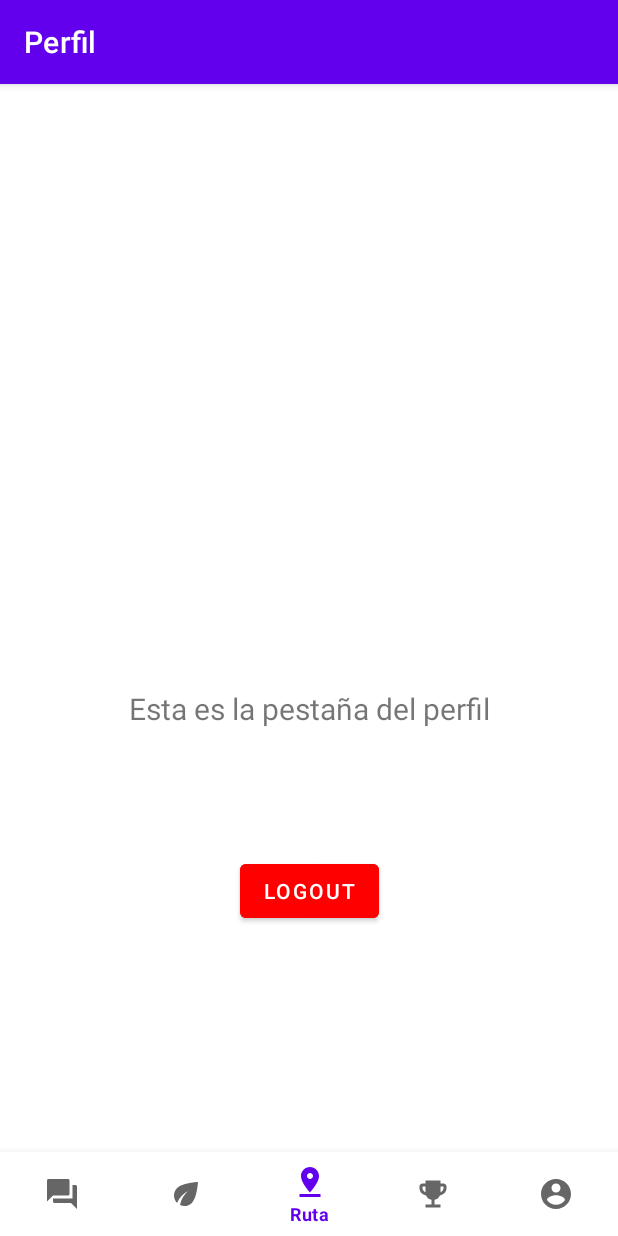
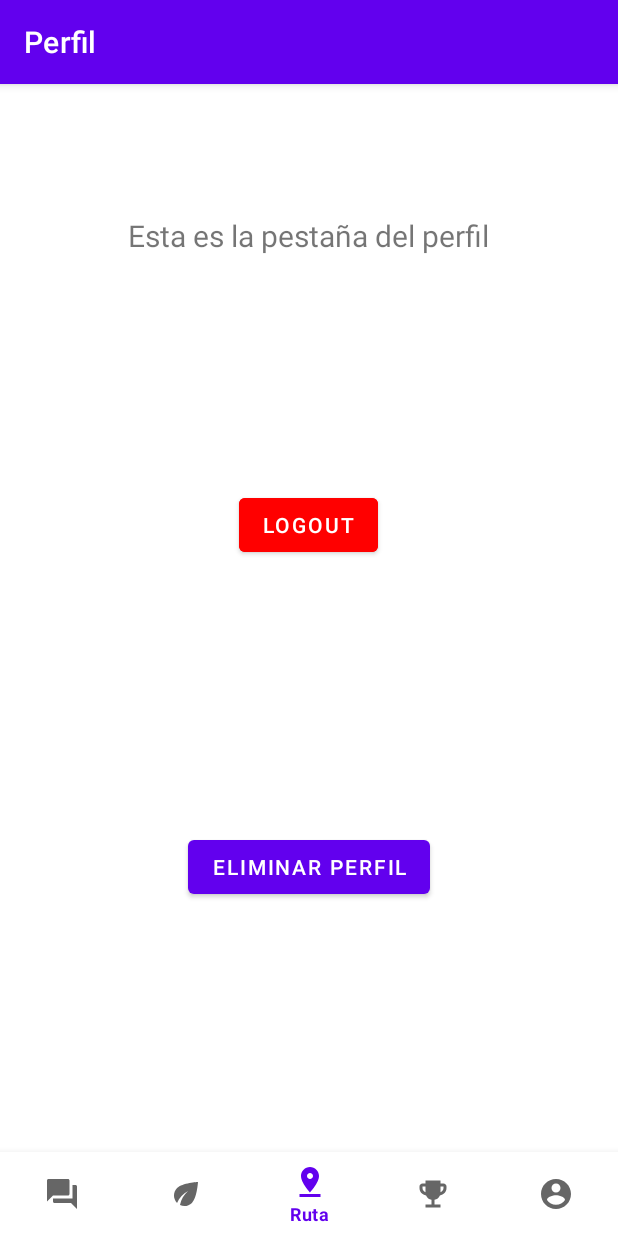
Before and after one commit to Ecommute/Ecommute, an Android app: the PerfilFragment screen opened through its navigation route, item 3 of the bottom bar chosen, on a phone screen of 412 x 824 dp. Run offline under Robolectric (Android 15) with nearby library versions, the phone set to English and light mode, and no system bars; our stand-ins replace navigation-ui.

Commit message:
Afegit botó eliminar

```diff
--- a/app/src/main/java/com/example/ecommute/LoginActivity.java
+++ b/app/src/main/java/com/example/ecommute/LoginActivity.java
@@ -37,16 +37,16 @@ public class LoginActivity extends AppCompatActivity {
 
     private void validate(){
         //Revisar si los elementos deberían estar en otro sitio
-        EditText editUsuario = binding.usuario;
+        /*EditText editUsuario = binding.usuario;
         EditText editPassword = binding.password;
         TextView aviso = binding.aviso;
 
-        if(editUsuario.getText().toString().equals("ecommute") && editPassword.getText().toString().equals("1234")) {
+        if(editUsuario.getText().toString().equals("ecommute") && editPassword.getText().toString().equals("1234")) {*/
             Intent intent = new Intent(LoginActivity.this, MainActivity.class);
             startActivity(intent);
-        }else{
+        /*}else{
             aviso.setText("Los datos de acceso son incorrectos");
-        }
+        }*/
     }
 
 }
--- a/app/src/main/java/com/example/ecommute/ui/perfil/PerfilFragment.java
+++ b/app/src/main/java/com/example/ecommute/ui/perfil/PerfilFragment.java
@@ -2,12 +2,10 @@ package com.example.ecommute.ui.perfil;
 
 import android.content.Intent;
 import android.os.Bundle;
-import android.util.Log;
 import android.view.LayoutInflater;
 import android.view.View;
 import android.view.ViewGroup;
 import android.widget.Button;
-import android.widget.EditText;
 import android.widget.TextView;
 
 import androidx.annotation.NonNull;
@@ -51,12 +49,21 @@ public class PerfilFragment extends Fragment {
             }
         });
 
+        Button eliminarb = binding.eliminar;
+
+        eliminarb.setOnClickListener(new View.OnClickListener() {
+            @Override
+            public void onClick(View view) {
+                logout();
+            }
+        });
+
         return root;
     }
 
     private void logout(){
-            Intent intent = new Intent(getActivity(), LoginActivity.class);
-            startActivity(intent);
+        Intent intent = new Intent(getActivity(), LoginActivity.class);
+        startActivity(intent);
     }
 
     @Override
--- a/app/src/main/res/layout/activity_main.xml
+++ b/app/src/main/res/layout/activity_main.xml
@@ -1,6 +1,7 @@
 <?xml version="1.0" encoding="utf-8"?>
 <androidx.constraintlayout.widget.ConstraintLayout xmlns:android="http://schemas.android.com/apk/res/android"
     xmlns:app="http://schemas.android.com/apk/res-auto"
+    xmlns:tools="http://schemas.android.com/tools"
     android:id="@+id/container"
     android:layout_width="match_parent"
     android:layout_height="match_parent"
@@ -21,13 +22,15 @@
     <fragment
         android:id="@+id/nav_host_fragment_activity_main"
         android:name="androidx.navigation.fragment.NavHostFragment"
-        android:layout_width="match_parent"
-        android:layout_height="match_parent"
+        android:layout_width="411dp"
+        android:layout_height="619dp"
         app:defaultNavHost="true"
-        app:layout_constraintBottom_toTopOf="@id/nav_view"
+        app:layout_constraintBottom_toTopOf="@+id/nav_view"
+        app:layout_constraintHorizontal_bias="0.0"
         app:layout_constraintLeft_toLeftOf="parent"
         app:layout_constraintRight_toRightOf="parent"
         app:layout_constraintTop_toTopOf="parent"
+        app:layout_constraintVertical_bias="0.642"
         app:navGraph="@navigation/mobile_navigation" />
 
 </androidx.constraintlayout.widget.ConstraintLayout>
--- a/app/src/main/res/layout/fragment_perfil.xml
+++ b/app/src/main/res/layout/fragment_perfil.xml
@@ -17,8 +17,21 @@
         android:textSize="20sp"
         app:layout_constraintBottom_toBottomOf="parent"
         app:layout_constraintEnd_toEndOf="parent"
+        app:layout_constraintHorizontal_bias="0.0"
         app:layout_constraintStart_toStartOf="parent"
-        app:layout_constraintTop_toTopOf="parent" />
+        app:layout_constraintTop_toTopOf="parent"
+        app:layout_constraintVertical_bias="0.0" />
+
+    <Button
+        android:id="@+id/eliminar"
+        android:layout_width="wrap_content"
+        android:layout_height="wrap_content"
+        android:layout_marginTop="180dp"
+        android:text="Eliminar perfil"
+        app:layout_constraintEnd_toEndOf="parent"
+        app:layout_constraintStart_toStartOf="parent"
+        app:layout_constraintTop_toBottomOf="@+id/logout" />
+
 
     <Button
         android:id="@+id/logout"
--- a/app/src/main/res/values/strings.xml
+++ b/app/src/main/res/values/strings.xml
@@ -5,6 +5,6 @@
     <string name="title_ruta">Ruta</string>
     <string name="title_perfil">Perfil</string>
     <string name="title_puntos">Puntos</string>
-    <string name="textTitle">Detalles ruta</string>
+    <string name="textTitle">Detalles Ruta</string>
     <string name="textButton">Eliminar</string>
 </resources>
```
